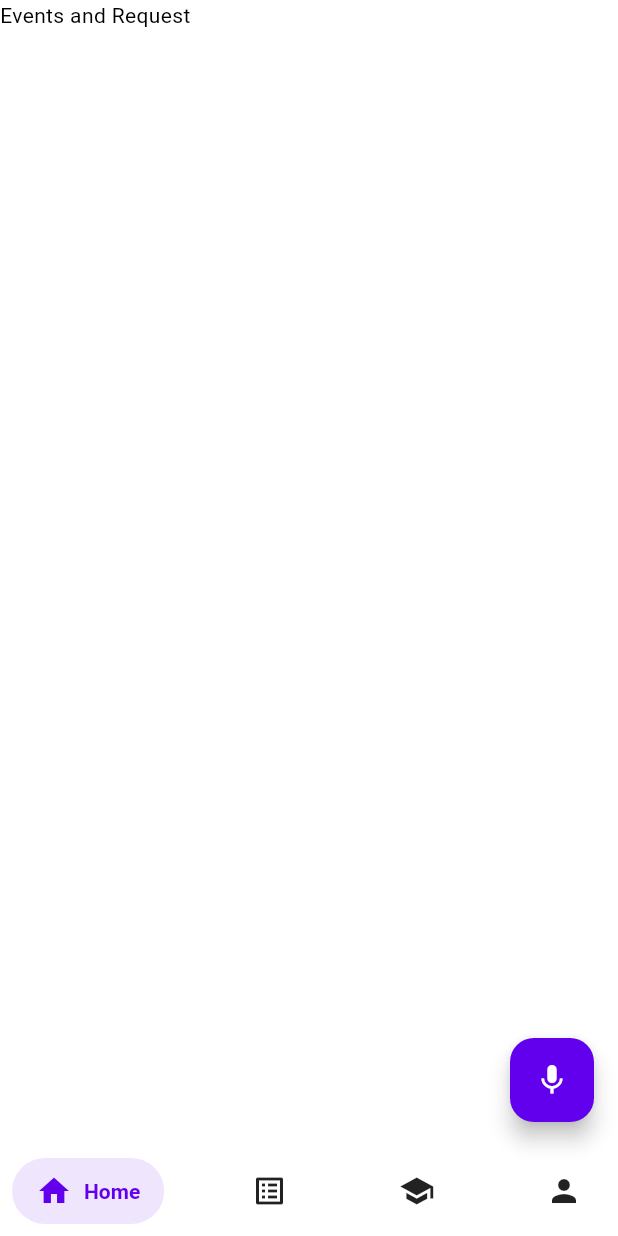
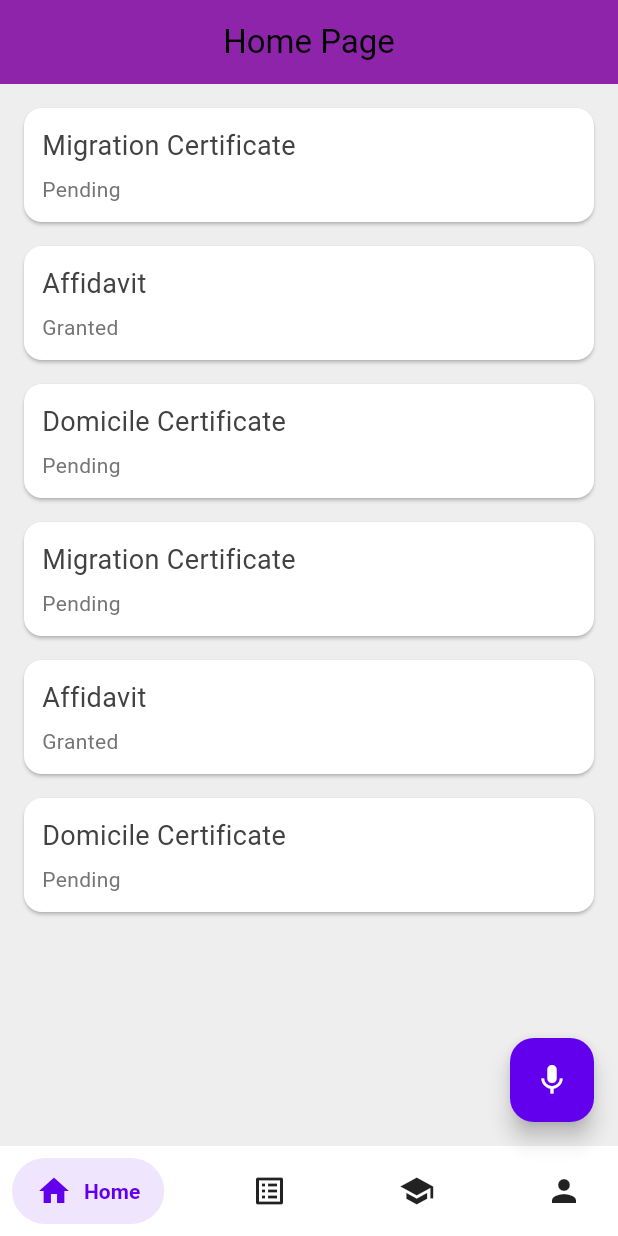
Before and after one commit to Harmanjit14/SIH-PK847, a Flutter app: the HomeScreen screen opened directly, on a phone screen of 412 x 824 dp. Run offline on Flutter 3.47's test engine with Material 2 defaults, Android fonts, the phone set to English and light mode, and no system bars; drawn by our look-alikes of salomon_bottom_bar; our stand-ins replace flutter_native_splash, flutter_spinkit, get, graphql, rxdart; missing offline and left inert: dialogflow_grpc, sound_stream.

Commit message:
Home Page

```diff
--- a/fridaynight/lib/Auth/model.dart
+++ b/fridaynight/lib/Auth/model.dart
@@ -9,9 +9,8 @@ class Student {
       address,
       batch,
       fatherName,
-      roll,
       motherName;
-  int? graduatingYear, wallet, currentSem;
+  int? graduatingYear, wallet, currentSem, roll;
 }
 
 class Institute {
--- a/fridaynight/lib/Auth/query.dart
+++ b/fridaynight/lib/Auth/query.dart
@@ -120,7 +120,7 @@ Future<bool> getStudent() async {
   student.graduatingYear = studentData['graduatingYear'];
   student.wallet = studentData['wallet'];
   student.roll = studentData['roll'];
-  student.currentSem = studentData['currentSem'];
+  // student.currentSem = studentData['currentSem'];
 
   // Institute Data
   var instituteData = data.data!['studentLogin']['institute'];
--- /dev/null
+++ b/fridaynight/lib/Home/home_tab/quote.dart
@@ -0,0 +1,6 @@
+class certiCheck {
+  String certi;
+  String status;
+
+  certiCheck({required this.certi, required this.status});
+}
--- /dev/null
+++ b/fridaynight/lib/Home/home_tab/quote_card.dart
@@ -0,0 +1,36 @@
+import 'package:flutter/material.dart';
+import 'quote.dart';
+
+class StatusCard extends StatelessWidget {
+  final certiCheck check;
+  StatusCard({required this.check});
+
+  @override
+  Widget build(BuildContext context) {
+    return Card(
+        margin: const EdgeInsets.fromLTRB(16.0, 16.0, 16.0, 0),
+        child: Padding(
+          padding: const EdgeInsets.all(12.0),
+          child: Column(
+            crossAxisAlignment: CrossAxisAlignment.stretch,
+            children: <Widget>[
+              Text(
+                check.certi,
+                style: TextStyle(
+                  fontSize: 18.0,
+                  color: Colors.grey[800],
+                ),
+              ),
+              SizedBox(height: 6.0),
+              Text(
+                check.status,
+                style: TextStyle(
+                  fontSize: 14.0,
+                  color: Colors.grey[600],
+                ),
+              ),
+            ],
+          ),
+        ));
+  }
+}
--- a/fridaynight/lib/Home/home_tab/view.dart
+++ b/fridaynight/lib/Home/home_tab/view.dart
@@ -1,19 +1,36 @@
-import 'package:flutter/cupertino.dart';
-import 'package:flutter/src/foundation/key.dart';
-import 'package:flutter/src/widgets/framework.dart';
+import 'package:flutter/material.dart';
+import 'quote.dart';
+import 'quote_card.dart';
 
-class HomeTab extends StatefulWidget {
-  const HomeTab({Key? key}) : super(key: key);
+void main() => runApp(MaterialApp(home: HomePage()));
+
+class HomePage extends StatefulWidget {
+  @override
+  _HomePageState createState() => _HomePageState();
+}
+
+class _HomePageState extends State<HomePage> {
+  List<certiCheck> checkpoints = [
+    certiCheck(certi: 'Migration Certificate', status: 'Pending'),
+    certiCheck(certi: 'Affidavit', status: 'Granted'),
+    certiCheck(certi: 'Domicile Certificate', status: 'Pending'),
+    certiCheck(certi: 'Migration Certificate', status: 'Pending'),
+    certiCheck(certi: 'Affidavit', status: 'Granted'),
+    certiCheck(certi: 'Domicile Certificate', status: 'Pending')
+  ];
 
   @override
-  State<HomeTab> createState() => _HomeTabState();
-}
-
-class _HomeTabState extends State<HomeTab> {
-  @override
   Widget build(BuildContext context) {
-    return ListView(
-      shrinkWrap: true,
+    return Scaffold(
+      backgroundColor: Colors.grey[200],
+      appBar: AppBar(
+        title: Text('Home Page'),
+        centerTitle: true,
+        backgroundColor: Colors.purple[600],
+      ),
+      body: Column(
+        children: checkpoints.map((check) => StatusCard(check: check)).toList(),
+      ),
     );
   }
 }
--- a/fridaynight/lib/Home/view.dart
+++ b/fridaynight/lib/Home/view.dart
@@ -1,5 +1,6 @@
 import 'package:flutter/material.dart';
 import 'package:fridaynight/Auth/query.dart';
+import 'package:fridaynight/Home/home_tab/view.dart';
 import 'package:fridaynight/Home/profile_tab/view.dart';
 import 'package:fridaynight/chat/view.dart';
 import 'package:fridaynight/utils.dart';
@@ -26,7 +27,7 @@ class _HomeScreenState extends State<HomeScreen> {
     return Scaffold(
       floatingActionButton: FloatingActionButton(
         onPressed: (() {
-          Get.to(()=> const Chat());
+          Get.to(() => const Chat());
         }),
         child: Icon(
           Icons.mic,
@@ -38,7 +39,7 @@ class _HomeScreenState extends State<HomeScreen> {
           physics: const NeverScrollableScrollPhysics(),
           controller: _controller,
           children: [
-            Text("Events and Request"),
+            HomePage(),
             Text("Request"),
             Text("Acadamic"),
             const ProfileTab(),
--- a/fridaynight/lib/chat/view.dart
+++ b/fridaynight/lib/chat/view.dart
@@ -159,7 +159,8 @@ class _ChatState extends State<Chat> {
   //------------------------------------------------------------------------------------
   @override
   Widget build(BuildContext context) {
-    return Column(children: <Widget>[
+    return Scaffold(
+      body:Column(children: <Widget>[
       Flexible(
           child: ListView.builder(
         padding: EdgeInsets.all(8.0),
@@ -200,7 +201,7 @@ class _ChatState extends State<Chat> {
               ),
             ),
           )),
-    ]);
+    ]));
   }
 }
 
```
Also changed, not shown: 1 other file.
